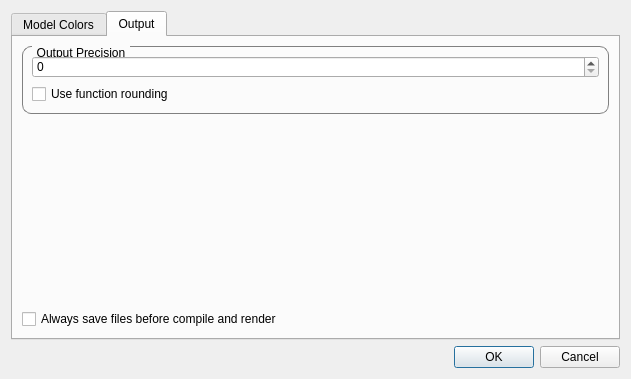
Qt form src/preferences.ui (GilesBathgate/RapCAD) before a commit.
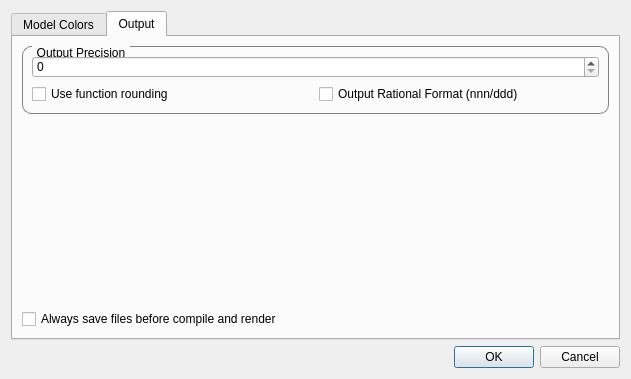
The same form after that commit. The open tabs and pages were chosen to show the change.

```diff
--- a/src/preferences.ui
+++ b/src/preferences.ui
@@ -241,11 +241,22 @@
              <widget class="QSpinBox" name="precisionSpinBox"/>
             </item>
             <item>
+             <layout class="QHBoxLayout" name="horizontalLayout_2">
+              <item>
              <widget class="QCheckBox" name="functionRoundingCheckBox">
               <property name="text">
                <string>Use function rounding</string>
               </property>
              </widget>
+              </item>
+              <item>
+               <widget class="QCheckBox" name="rationalFormatCheckBox">
+                <property name="text">
+                 <string>Output Rational Format (nnn/ddd)</string>
+                </property>
+               </widget>
+              </item>
+             </layout>
             </item>
            </layout>
           </widget>
```
Left out of the diff: 2 changed lines with no effect on the pictures. Lines whose indentation alone changed are shown as unchanged.
